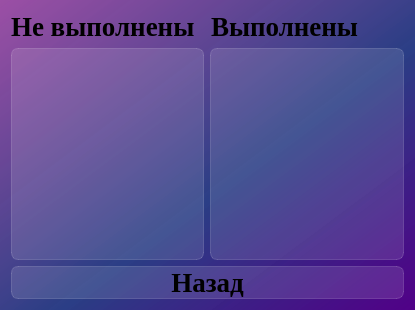
Old version of the form ui/achievements.ui in the repository PsychoPo/SE_GTM.
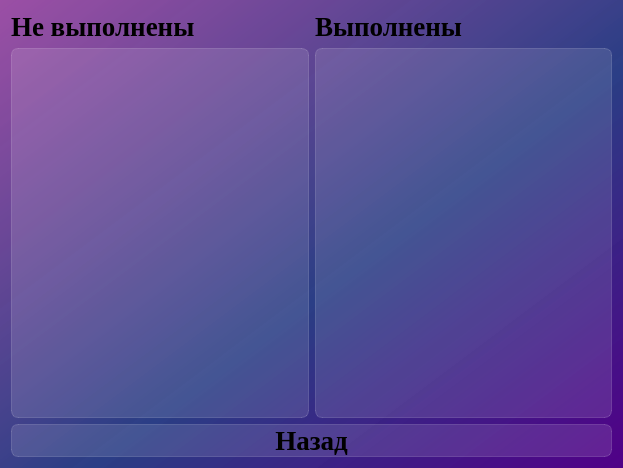
New version of the form.

Commit message: fixed size&rgb

Diff of the .ui file:
```diff
--- a/ui/achievements.ui
+++ b/ui/achievements.ui
@@ -6,8 +6,8 @@
    <rect>
     <x>0</x>
     <y>0</y>
-    <width>415</width>
-    <height>310</height>
+    <width>623</width>
+    <height>468</height>
    </rect>
   </property>
   <property name="windowTitle">
@@ -54,7 +54,7 @@
    <item>
     <layout class="QHBoxLayout" name="horizontalLayout_lists">
      <item>
-      <widget class="QListView" name="listView_not_done">
+      <widget class="QListWidget" name="listWidget_not_done">
        <property name="styleSheet">
         <string notr="true">QListView {
 font-weight: bold;
@@ -66,14 +66,14 @@
 
 QListView::item:selected {
 border: none;
-color: rgba(255, 255, 255);
+color: rgb(255, 255, 255);
 background-color: rgba(255, 255, 255, 50);
 }</string>
        </property>
       </widget>
      </item>
      <item>
-      <widget class="QListView" name="listView_done">
+      <widget class="QListWidget" name="listWidget_done">
        <property name="styleSheet">
         <string notr="true">QListView {
 font-weight: bold;
@@ -85,7 +85,7 @@
 
 QListView::item:selected {
 border: none;
-color: rgba(255, 255, 255);
+color: rgb(255, 255, 255);
 background-color: rgba(255, 255, 255, 50);
 }</string>
        </property>
```
